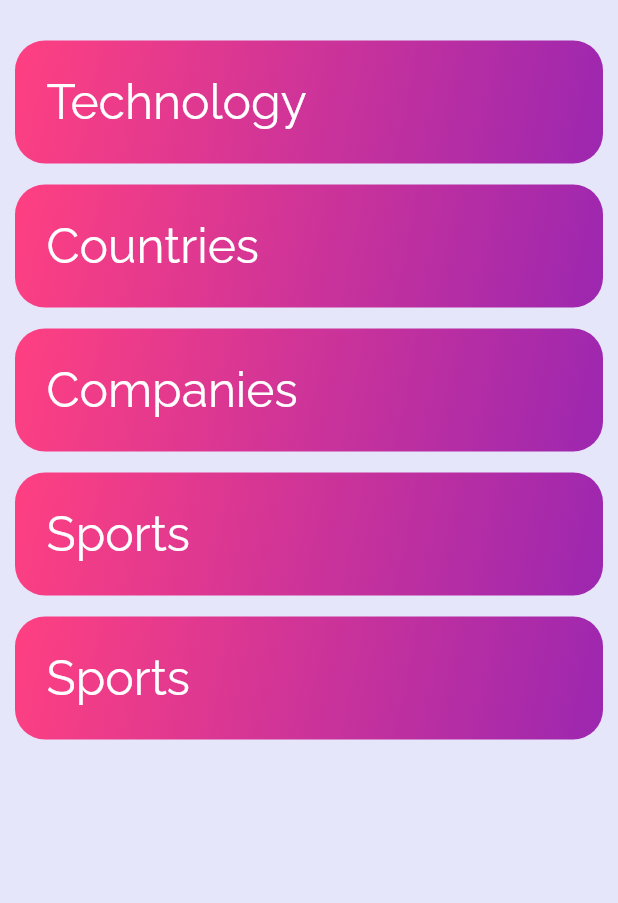
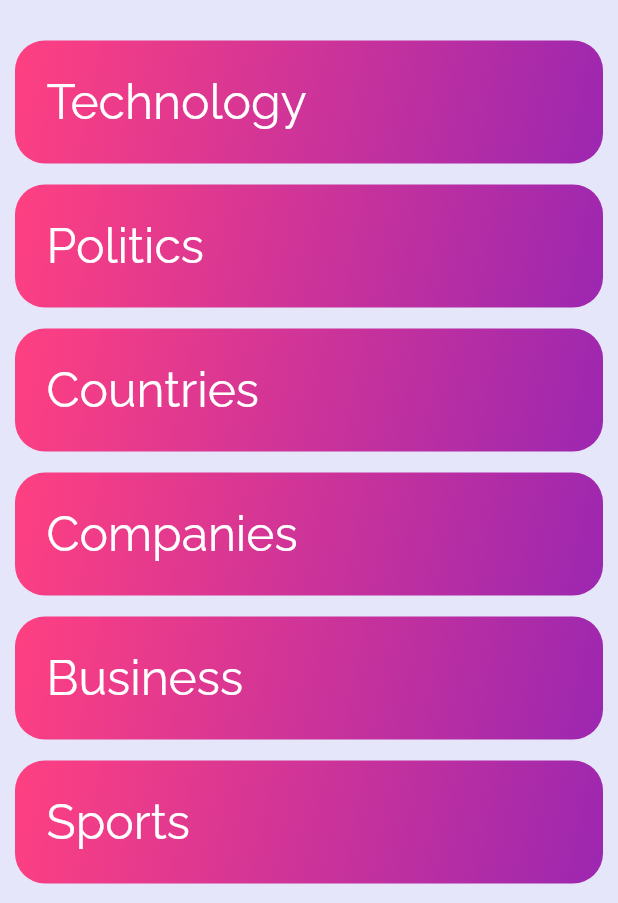
Before and after one commit to saurabhkale7/NewsApp, a Flutter app: the screen it shows after launch, on a phone screen of 412 x 824 dp, the part 333-1236 px from its top. Run offline on Flutter 3.47's test engine with Material 2 defaults, Android fonts, the phone set to English and light mode, and no system bars.

Commit message:
Few changes in news app of post assessment.

```diff
--- a/lib/constants/str_constants.dart
+++ b/lib/constants/str_constants.dart
@@ -1,34 +1,86 @@
-class StrConstants{
-  static const String newsApp="News App";
-  static const String getNews="Get all your news here!";
-  static const String error="Error";
-  static const String notGiven="--Not given--";
-  static const String tab="    ";
-  static const String success="Success";
-  static const String noOutput="Reached end but no output!";
-  static const String tryAgain="Something went wrong, please try again!\n";
-  static const String statusCode="Received response with status code ";
-  static const String noNews="No news available for this topic right now.";
-  static const String info="Info";
-  static const String ind="in";
-  static const String us="us";
-  static const String gb="gb";
-  static const String au="au";
-  static const String articles="articles";
-  static const String space=" ";
-  static const String emptyStr="";
-  static const String viewArticle="View full article";
-  static const String noUrl="Could not launch ";
-  static const String ok="Ok";
-  static const String urlError="Cannot launch the url of this article!\n";
-  static const String pressAgain="Press again to exit!";
+class StrConstants {
+  static const String newsApp = "News App";
+  static const String getNews = "Get all your news here!";
+  static const String error = "Error";
+  static const String notGiven = "--Not given--";
+  static const String tab = "    ";
+  static const String success = "Success";
+  static const String noOutput = "Reached end but no output!";
+  static const String tryAgain = "Something went wrong, please try again!\n";
+  static const String statusCode = "Received response with status code ";
+  static const String noNews = "No news available for this topic right now.";
+  static const String info = "Info";
+  static const String articles = "articles";
+  static const String space = " ";
+  static const String emptyStr = "";
+  static const String viewArticle = "View full article";
+  static const String noUrl = "Could not launch ";
+  static const String ok = "Ok";
+  static const String urlError = "Cannot launch the url of this article!\n";
+  static const String pressAgain = "Press again to exit!";
 
+  static const List<String> countryCodes = [
+    "in",
+    "us",
+    "gb",
+    "au",
+    "nz",
+    "za",
+    "sg",
+    "ph",
+    "ie",
+    "ca"
+  ];
 
-  static const myArray=[
-    ["Technology", "Countries", "Companies", "Sports"],
-    ["HTML","Java","Android","AI", "ML", "IOT"],
-    ["India","United States","United Kingdom","Australia"],
-    ["Apple","Google","Amazon","Microsoft"],
-    ["Hockey","Cricket","Football","Volleyball"]
+  static const List<List<String>> myArray = [
+    ["Technology", "Politics", "Countries", "Companies", "Business", "Sports"],
+    ["HTML", "Java", "Android", "AI", "ML", "IOT"],
+    ["Narendra Modi", "Rahul Gandhi", "Joe Biden", "Donald Trump"],
+    [
+      "India",
+      "United States",
+      "United Kingdom",
+      "Australia",
+      "New Zealand",
+      "South Africa",
+      "Singapore",
+      "Philippines",
+      "Ireland",
+      "Canada"
+    ],
+    [
+      "Apple",
+      "Infosys",
+      "Google",
+      "Amazon",
+      "Microsoft",
+      "IBM",
+      "Capgemini",
+      "Cognizant",
+      "Dell"
+    ],
+    [
+      "Crypto Currency",
+      "Bitcoin",
+      "IPO",
+      "Mutual Funds",
+      "Personal Finance"
+    ],
+    [
+      "Hockey",
+      "Cricket",
+      "Football",
+      "Volleyball",
+      "Basketball",
+      "Tennis",
+      "Rugby",
+      "Golf",
+      "Baseball",
+      "Cycling",
+      "Swimming",
+      "Archery",
+      "Boxing",
+      "Badminton"
+    ]
   ];
 }
--- a/lib/main.dart
+++ b/lib/main.dart
@@ -1,4 +1,5 @@
 import 'package:flutter/material.dart';
+import 'package:newsapp/constants/str_constants.dart';
 import 'package:provider/provider.dart';
 import '../constants/nav_constants.dart';
 import '../navigation/customroute.dart';
@@ -20,7 +21,7 @@ class MyApp extends StatelessWidget {
     return ChangeNotifierProvider(
       create: (context)=>NewsModelProvider(),
       child: MaterialApp(
-        title: 'Flutter Demo',
+        title: StrConstants.newsApp,
         theme: ThemeData(
           // This is the theme of your application.
           //
--- a/lib/view/details.dart
+++ b/lib/view/details.dart
@@ -53,10 +53,11 @@ class Details extends StatelessWidget {
                           shape: roundRectBorder,
                           title: Text(
                             StrConstants.error,
-                            style: commonTextStyle,
+                            style: alertTitleStyle,
                           ),
                           content: Text(
                             StrConstants.urlError + e.toString(),
+                            style: alertContentStyle,
                           ),
                           actions: [
                             TextButton(
--- a/lib/view/home.dart
+++ b/lib/view/home.dart
@@ -1,3 +1,5 @@
+import 'dart:async';
+
 import "package:flutter/material.dart";
 import 'package:flutter/services.dart';
 import '../constants/constant_widgets.dart';
@@ -15,28 +17,19 @@ class Home extends StatefulWidget {
 class _HomeState extends State<Home> {
   late bool flag = false;
 
-  final List<Text> li = <Text>[
-    Text(
-      StrConstants.myArray[0][0],
-      style: getTileTextStyle,
-    ),
-    Text(
-      StrConstants.myArray[0][1],
-      style: getTileTextStyle,
-    ),
-    Text(
-      StrConstants.myArray[0][2],
-      style: getTileTextStyle,
-    ),
-    Text(
-      StrConstants.myArray[0][3],
-      style: getTileTextStyle,
-    ),
-    Text(
-      StrConstants.myArray[0][3],
-      style: getTileTextStyle,
-    ),
-  ];
+  //final List<Text> li = <Text>[];
+  late final List<Text> li;
+
+  List<Text> getLi() {
+    List<Text> l=[];
+    for (String x in StrConstants.myArray[0]) {
+      l.add(Text(
+        x,
+        style: getTileTextStyle,
+      ));
+    }
+    return l;
+  }
 
   Future<bool> _onWillPop() {
     if (flag == false) {
@@ -52,6 +45,9 @@ class _HomeState extends State<Home> {
         ),
       );
       flag = true;
+      Timer(const Duration(seconds: 3), () {
+        flag = false;
+      });
       return Future.value(false);
     }
 
@@ -60,11 +56,18 @@ class _HomeState extends State<Home> {
   }
 
   @override
+  void initState() {
+    super.initState();
+
+    li=getLi();
+  }
+
+  @override
   Widget build(BuildContext context) {
     return WillPopScope(
       onWillPop: _onWillPop,
       child: Scaffold(
-        backgroundColor: const Color(0xffE6E6FA),
+        backgroundColor: commonBackgroundColor,
         appBar: AppBar(
           title: const Text(
             StrConstants.newsApp,
--- a/lib/view/my_grid_view.dart
+++ b/lib/view/my_grid_view.dart
@@ -33,7 +33,7 @@ class _MyGridViewState extends State<MyGridView> {
           return InkWell(
             //child: Ink(
             child: Card(
-              //color: const Color(0xffE6E6FA),
+              //color: commonBackgroundColor,
               color: Colors.transparent,
               elevation: 10,
               // shape: RoundedRectangleBorder(
--- a/lib/view/sub_cat_page.dart
+++ b/lib/view/sub_cat_page.dart
@@ -19,7 +19,7 @@ class _NextPageState extends State<NextPage> {
   @override
   Widget build(BuildContext context) {
     return Scaffold(
-      backgroundColor: const Color(0xffE6E6FA),
+      backgroundColor: commonBackgroundColor,
       appBar: getAppBar(StrConstants.newsApp),
       body: Padding(
         //color: Color(0xffE6E6FA),
```
Also changed, not shown: lib/api/newsmodel_api.dart (+11 -11 lines), lib/constants/constant_widgets.dart (+20 -7 lines), lib/view/news_page.dart (+27 -20 lines).
